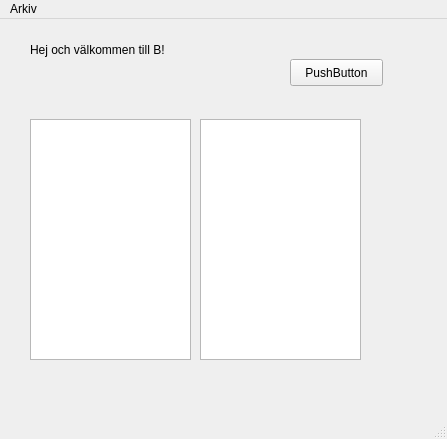
Qt form src/main.ui (sebbz/B-bot) before a commit.
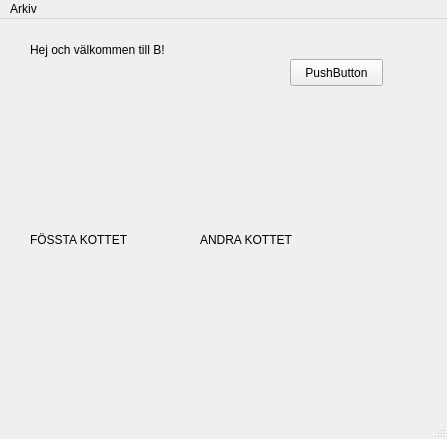
The same form after that commit.

Commit message: Labels istället för annat

```diff
--- a/src/main.ui
+++ b/src/main.ui
@@ -27,26 +27,6 @@
      <string>Hej och välkommen till B!</string>
     </property>
    </widget>
-   <widget class="QGraphicsView" name="firstCard">
-    <property name="geometry">
-     <rect>
-      <x>30</x>
-      <y>100</y>
-      <width>161</width>
-      <height>241</height>
-     </rect>
-    </property>
-   </widget>
-   <widget class="QGraphicsView" name="secondCard">
-    <property name="geometry">
-     <rect>
-      <x>200</x>
-      <y>100</y>
-      <width>161</width>
-      <height>241</height>
-     </rect>
-    </property>
-   </widget>
    <widget class="QPushButton" name="pushButton">
     <property name="geometry">
      <rect>
@@ -60,6 +40,38 @@
      <string>PushButton</string>
     </property>
    </widget>
+   <widget class="QLabel" name="firstCard">
+    <property name="geometry">
+     <rect>
+      <x>30</x>
+      <y>90</y>
+      <width>141</width>
+      <height>261</height>
+     </rect>
+    </property>
+    <property name="autoFillBackground">
+     <bool>false</bool>
+    </property>
+    <property name="text">
+     <string>FÖSSTA KOTTET</string>
+    </property>
+   </widget>
+   <widget class="QLabel" name="firstCard_2">
+    <property name="geometry">
+     <rect>
+      <x>200</x>
+      <y>90</y>
+      <width>141</width>
+      <height>261</height>
+     </rect>
+    </property>
+    <property name="autoFillBackground">
+     <bool>false</bool>
+    </property>
+    <property name="text">
+     <string>ANDRA KOTTET</string>
+    </property>
+   </widget>
   </widget>
   <widget class="QStatusBar" name="statusbar"/>
   <widget class="QMenuBar" name="menubar">
```
The commit also changes 1 other file.
